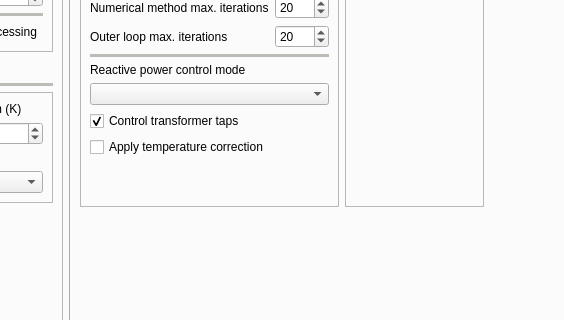
This is UnderDevelopment/GridCal/Gui/Main/MainWindow.ui in SanPen/GridCal as Qt 5 draws it before an edit; both pictures show x 119 to 683 and y 271 to 591 of the 1212 by 799 pixel window. The edited form follows.
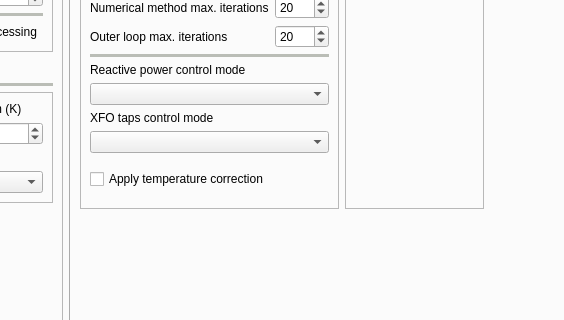
This is the edited form. The open tabs and pages were chosen to show the change. Icons and pictures are not drawn. Custom widgets are drawn as their Qt base class.

Commit message: Added a new taps control method (direct), in addition to the existing iterative method

```diff
--- a/UnderDevelopment/GridCal/Gui/Main/MainWindow.ui
+++ b/UnderDevelopment/GridCal/Gui/Main/MainWindow.ui
@@ -1276,19 +1276,16 @@
                 </spacer>
                </item>
                <item row="16" column="0">
-                <widget class="QCheckBox" name="control_transformer_taps_checkBox">
-                 <property name="toolTip">
-                  <string>Control the local bus voltage via tap shifting</string>
-                 </property>
+                <widget class="QLabel" name="label_50">
                  <property name="text">
-                  <string>Control transformer taps</string>
-                 </property>
-                 <property name="checked">
-                  <bool>true</bool>
+                  <string>XFO taps control mode</string>
                  </property>
                 </widget>
                </item>
-               <item row="17" column="0">
+               <item row="17" column="0" colspan="2">
+                <widget class="QComboBox" name="taps_control_mode_comboBox"/>
+               </item>
+               <item row="18" column="0">
                 <widget class="QCheckBox" name="temperature_correction_checkBox">
                  <property name="toolTip">
                   <string>Correct the branches resistance using the temperature</string>
```
Left out of the diff: 2 changed lines with no effect on the pictures. The commit also changes 7 other files.
